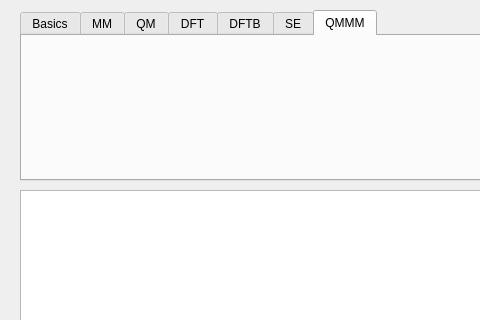
The window that cp2k/cp2kinputdialog.ui (brhr-iwao/libavogadro1cp2k) describes before a commit, drawn with Qt 5; both pictures show x 0 to 480 and y 0 to 320 of the 620 by 406 pixel window.
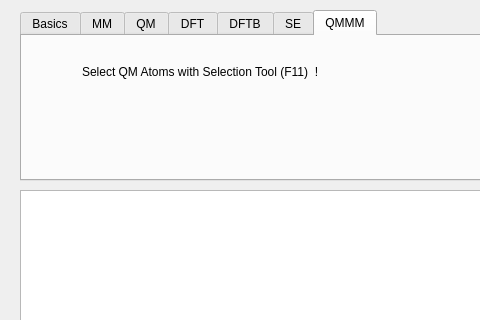
The same window after the commit. The open tabs and pages were chosen to show the change.

Diff of the .ui file:
```diff
--- a/cp2k/cp2kinputdialog.ui
+++ b/cp2k/cp2kinputdialog.ui
@@ -671,6 +671,19 @@
     <attribute name="toolTip">
      <string>Quntum Mechanics/Molecular Mechanics Calculation Settings</string>
     </attribute>
+    <widget class="QLabel" name="qmmmExplanationLabel">
+     <property name="geometry">
+      <rect>
+       <x>60</x>
+       <y>20</y>
+       <width>251</width>
+       <height>31</height>
+      </rect>
+     </property>
+     <property name="text">
+      <string>Select QM Atoms with Selection Tool (F11)  !</string>
+     </property>
+    </widget>
    </widget>
   </widget>
   <widget class="QTextEdit" name="previewText">
```
